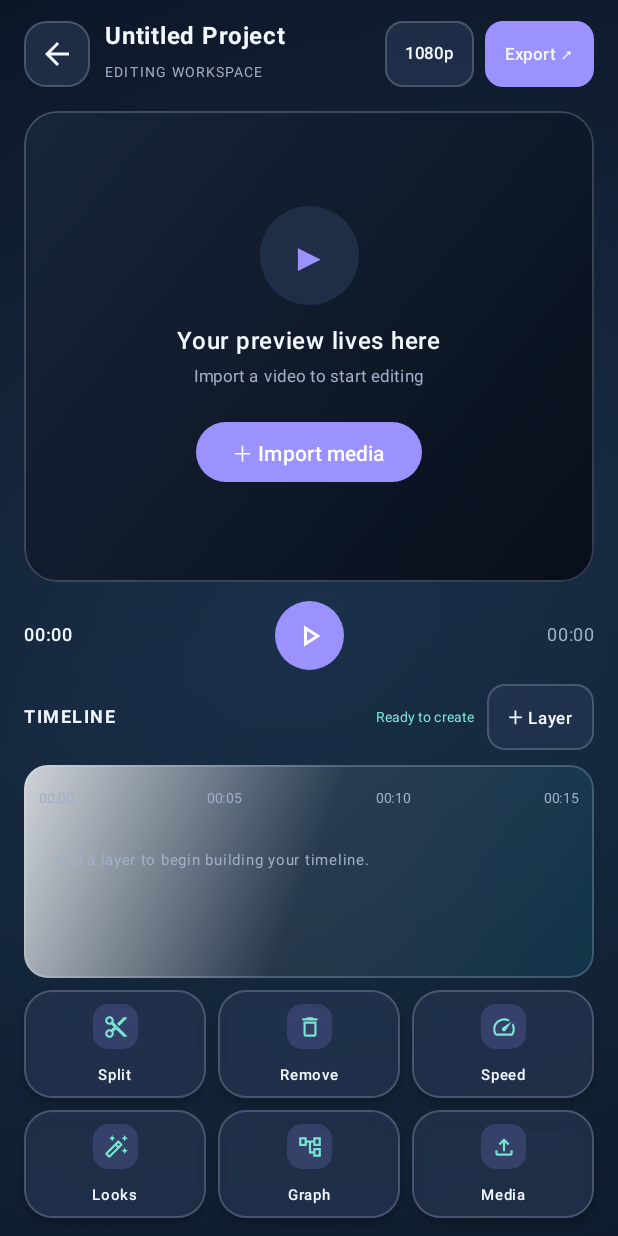
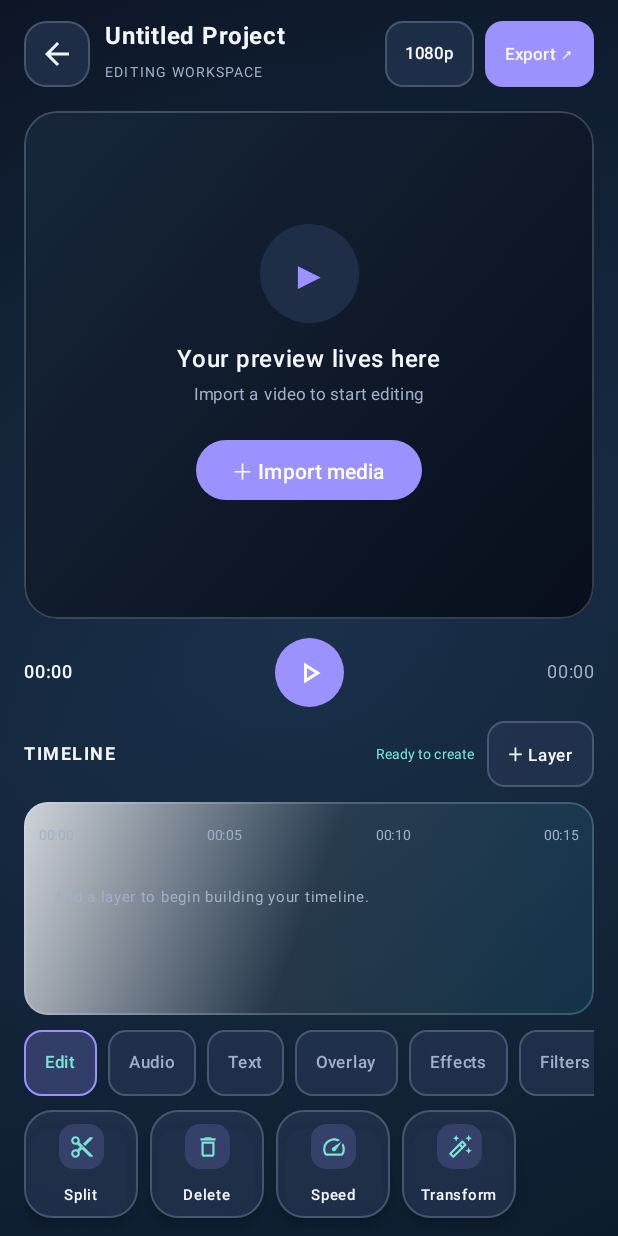
Before and after one commit to onyxtierlist/UnnamedEditor, an Android app built with Jetpack Compose: the screen it shows after launch (MainActivity), after a tap on "Done", on a phone screen of 412 x 824 dp. Run offline under Robolectric (Android 15) with nearby library versions, the phone set to English and light mode, and no system bars; 3 other taps on this screen came first.

Commit message:
Redesign editor tool dock with CapCut-inspired contextual categories

```diff
--- a/app/src/main/java/com/unnamededitor/app/MainActivity.kt
+++ b/app/src/main/java/com/unnamededitor/app/MainActivity.kt
@@ -130,6 +130,7 @@ private fun UnnamedEditor() {
     var exportProgress by remember { mutableIntStateOf(0) }
     var exportMessage by remember { mutableStateOf("Ready to export") }
     var exporting by remember { mutableStateOf(false) }
+    var editorCategory by remember { mutableStateOf("Edit") }
     val context = LocalContext.current
     LaunchedEffect(projectName, videoUri, videoName, clips, activeEffects, resolution, frameRate, quality, previewX, previewY, timelineOffsetMs, trimStartMs, trimEndMs) {
         saveEditorState(context, projectName, videoUri, videoName, clips, activeEffects, resolution, frameRate, quality)
@@ -193,7 +194,7 @@ private fun UnnamedEditor() {
                         onEffects = { page = "Effects" },
                         onNodes = { page = "Nodes" },
                         onExport = { page = "Export" },
-                        previewX = previewX, previewY = previewY, timelineOffsetMs = timelineOffsetMs, trimStartMs = trimStartMs, trimEndMs = trimEndMs,
+                        previewX = previewX, previewY = previewY, timelineOffsetMs = timelineOffsetMs, trimStartMs = trimStartMs, trimEndMs = trimEndMs, editorCategory = editorCategory, onCategory = { editorCategory = it },
                         onPreviewX = { previewX = it }, onPreviewY = { previewY = it }, onTimelineOffset = { timelineOffsetMs = it },
                         onTrimStart = { trimStartMs = it }, onTrimEnd = { trimEndMs = it }
                     )
@@ -337,7 +338,7 @@ private fun QuickAction(title: String, icon: String, modifier: Modifier, onClick
 private fun EditorScreen(
     project: String, videoUri: Uri?, videoName: String, playing: Boolean, clips: List<ClipItem>,
     selectedClip: Int, speed: String, notice: String, playheadMs: Long, durationMs: Long,
-    previewX: Float, previewY: Float, timelineOffsetMs: Long, trimStartMs: Long, trimEndMs: Long,
+    previewX: Float, previewY: Float, timelineOffsetMs: Long, trimStartMs: Long, trimEndMs: Long, editorCategory: String, onCategory: (String) -> Unit,
     onPreviewX: (Float) -> Unit, onPreviewY: (Float) -> Unit, onTimelineOffset: (Long) -> Unit, onTrimStart: (Long) -> Unit, onTrimEnd: (Long) -> Unit,
     onBack: () -> Unit, onImport: () -> Unit,
     onPlay: () -> Unit, onPosition: (Long) -> Unit, onDuration: (Long) -> Unit, onSeek: (Long) -> Unit,
@@ -469,16 +470,43 @@ private fun EditorScreen(
             }
         }
         Spacer(Modifier.height(8.dp))
-        Column(verticalArrangement = Arrangement.spacedBy(8.dp)) {
-            Row(Modifier.fillMaxWidth(), horizontalArrangement = Arrangement.spacedBy(8.dp)) {
-                EditorTool("Split", Icons.Outlined.ContentCut, Modifier.weight(1f), onSplit)
-                EditorTool("Remove", Icons.Outlined.DeleteOutline, Modifier.weight(1f), onDelete)
-                EditorTool("Speed", Icons.Outlined.Speed, Modifier.weight(1f), onSpeed)
+        // CapCut-inspired contextual tool dock: categories first, tools below.
+        Row(Modifier.fillMaxWidth().horizontalScroll(rememberScrollState()), horizontalArrangement = Arrangement.spacedBy(7.dp)) {
+            listOf("Edit", "Audio", "Text", "Overlay", "Effects", "Filters", "Adjust").forEach { category ->
+                Surface(onClick = { onCategory(category) }, shape = RoundedCornerShape(12.dp),
+                    color = if (editorCategory == category) violet.copy(alpha = .24f) else surface2,
+                    border = androidx.compose.foundation.BorderStroke(1.dp, if (editorCategory == category) violet else line)) {
+                    Text(category, color = if (editorCategory == category) cyan else textDim, fontSize = 11.sp,
+                        fontWeight = FontWeight.SemiBold, modifier = Modifier.padding(horizontal = 14.dp, vertical = 10.dp))
+                }
             }
-            Row(Modifier.fillMaxWidth(), horizontalArrangement = Arrangement.spacedBy(8.dp)) {
-                EditorTool("Looks", Icons.Outlined.AutoFixHigh, Modifier.weight(1f), onEffects)
-                EditorTool("Graph", Icons.Outlined.AccountTree, Modifier.weight(1f), onNodes)
-                EditorTool("Media", Icons.Outlined.FileUpload, Modifier.weight(1f), onImport)
+        }
+        Spacer(Modifier.height(7.dp))
+        Row(Modifier.fillMaxWidth().horizontalScroll(rememberScrollState()), horizontalArrangement = Arrangement.spacedBy(8.dp)) {
+            when (editorCategory) {
+                "Edit" -> {
+                    EditorTool("Split", Icons.Outlined.ContentCut, Modifier.width(76.dp), onSplit)
+                    EditorTool("Delete", Icons.Outlined.DeleteOutline, Modifier.width(76.dp), onDelete)
+                    EditorTool("Speed", Icons.Outlined.Speed, Modifier.width(76.dp), onSpeed)
+                    EditorTool("Transform", Icons.Outlined.AutoFixHigh, Modifier.width(76.dp)) { onCategory("Adjust") }
+                }
+                "Audio" -> {
+                    EditorTool("Add audio", Icons.Outlined.FileUpload, Modifier.width(86.dp), onAddLayer)
+                    EditorTool("Extract", Icons.Outlined.Speed, Modifier.width(86.dp), onAddLayer)
+                    EditorTool("Volume", Icons.Outlined.AutoFixHigh, Modifier.width(86.dp), onAddLayer)
+                }
+                "Text" -> {
+                    EditorTool("Add text", Icons.Outlined.AutoFixHigh, Modifier.width(86.dp), onAddLayer)
+                    EditorTool("Captions", Icons.Outlined.FileUpload, Modifier.width(86.dp), onAddLayer)
+                }
+                "Overlay" -> EditorTool("Add overlay", Icons.Outlined.FileUpload, Modifier.width(100.dp), onAddLayer)
+                "Effects" -> EditorTool("Video effects", Icons.Outlined.AutoFixHigh, Modifier.width(100.dp), onEffects)
+                "Filters" -> EditorTool("Browse filters", Icons.Outlined.AutoFixHigh, Modifier.width(100.dp), onEffects)
+                else -> {
+                    EditorTool("Position", Icons.Outlined.AutoFixHigh, Modifier.width(86.dp)) { onCategory("Edit") }
+                    EditorTool("Keyframes", Icons.Outlined.Speed, Modifier.width(86.dp)) { onCategory("Edit") }
+                    EditorTool("Graph", Icons.Outlined.AccountTree, Modifier.width(86.dp), onNodes)
+                }
             }
         }
         Spacer(Modifier.height(12.dp))
```
